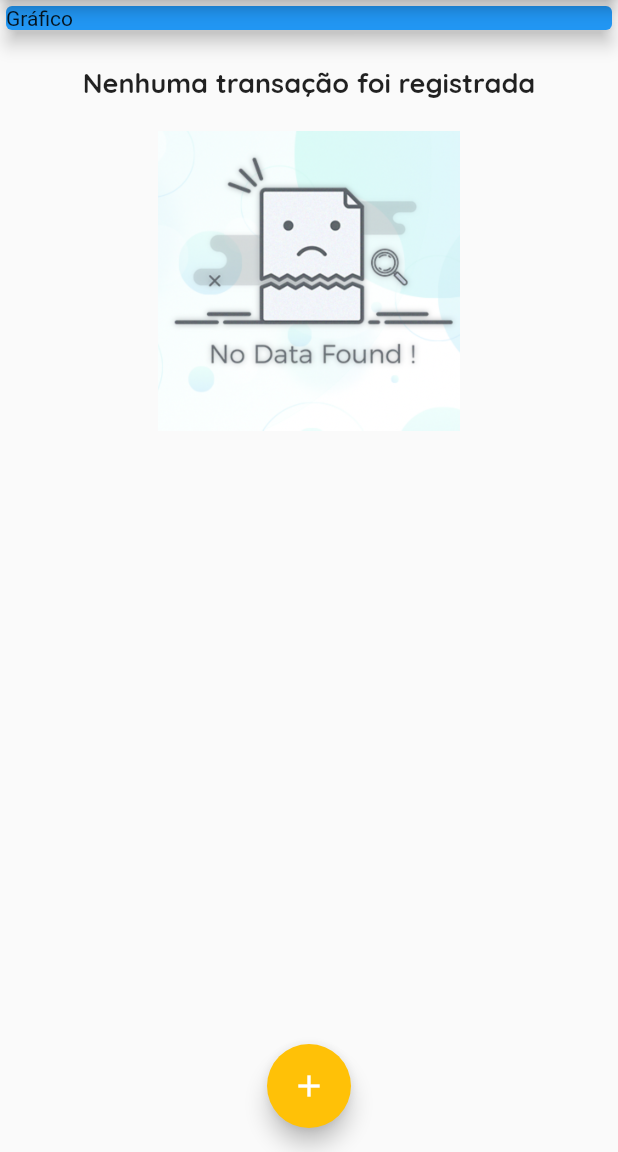
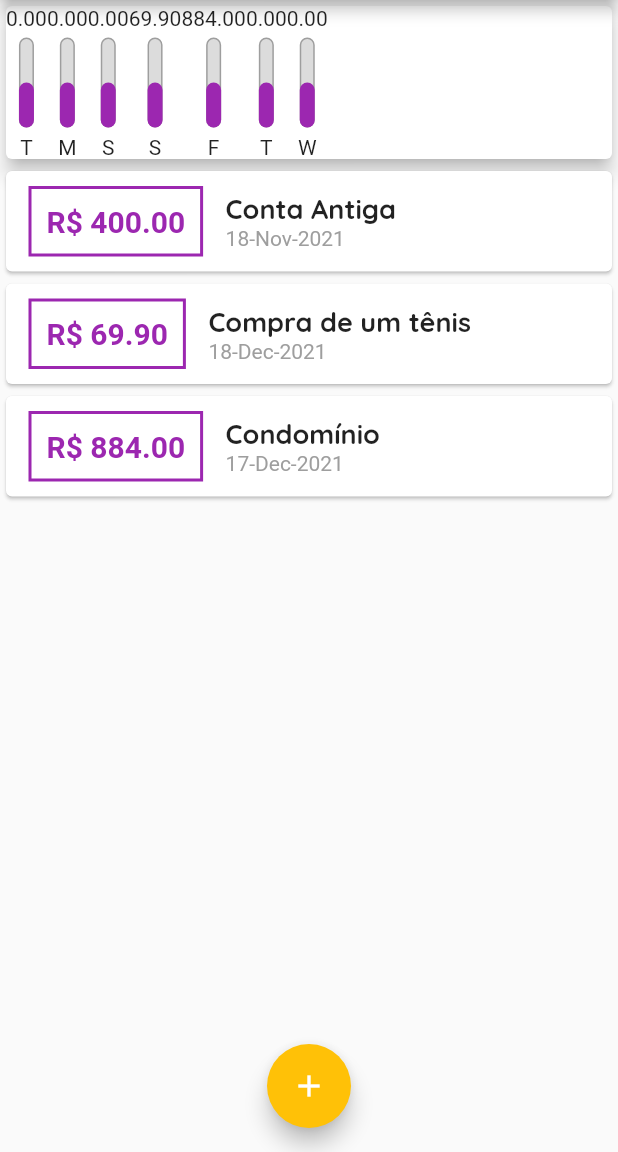
Before and after one commit to adrianoheissig/expenses, a Flutter app: the screen it shows after launch, on a phone screen of 412 x 824 dp, the part 84-1236 px from its top. Run offline on Flutter 3.47's test engine with Material 2 defaults, Android fonts, the phone set to English and light mode, and no system bars.

Commit message:
Montagem do gráfico parte 2

```diff
--- a/lib/components/chart.dart
+++ b/lib/components/chart.dart
@@ -3,13 +3,14 @@
 import 'package:flutter/material.dart';
 import 'package:intl/intl.dart';
 import 'package:expenses/models/transaction.dart';
+import 'package:expenses/components/chart_bar.dart';
 
 class Chart extends StatelessWidget {
   final List<Transaction> recentTransactions;
 
   const Chart(this.recentTransactions);
 
-  List<Map<String, Object>> get groupedTransaction {
+  List<Map<String, Object>> get groupedTransactions {
     return List.generate(7, (index) {
       final weekDay = DateTime.now().subtract(Duration(days: index));
 
@@ -24,6 +25,7 @@ class Chart extends StatelessWidget {
           totalSum += recentTransactions[i].value!;
         }
       }
+
       return {
         'day': DateFormat.E().format(weekDay)[0],
         'value': totalSum,
@@ -36,7 +38,13 @@ class Chart extends StatelessWidget {
     return Card(
       elevation: 5,
       child: Row(
-        children: [],
+        children: groupedTransactions.map((tr) {
+          return ChartBar(
+            label: tr['day'].toString(),
+            value: double.parse(tr['value'].toString()),
+            percentage: 0.5,
+          );
+        }).toList(),
       ),
     );
   }
--- /dev/null
+++ b/lib/components/chart_bar.dart
@@ -0,0 +1,56 @@
+// ignore_for_file: use_key_in_widget_constructors
+
+import 'package:flutter/material.dart';
+
+class ChartBar extends StatelessWidget {
+  final String label;
+  final double value;
+  final double percentage;
+
+  const ChartBar(
+      {required this.label, required this.value, required this.percentage});
+
+  @override
+  Widget build(BuildContext context) {
+    return Column(
+      children: [
+        Text(value.toStringAsFixed(2)),
+        const SizedBox(
+          height: 5,
+        ),
+        Container(
+          height: 60,
+          width: 10,
+          child: Stack(
+            alignment: Alignment.bottomCenter,
+            children: [
+              Container(
+                decoration: BoxDecoration(
+                  border: Border.all(
+                    color: Colors.grey,
+                    width: 1.0,
+                  ),
+                  color: const Color.fromRGBO(220, 220, 220, 1),
+                  borderRadius: BorderRadius.circular(5),
+                ),
+              ),
+              FractionallySizedBox(
+                heightFactor: percentage,
+                child: Container(
+                  decoration: BoxDecoration(
+                    color: Theme.of(context).primaryColor,
+                    borderRadius: BorderRadius.circular(5),
+                  ),
+                ),
+              )
+            ],
+          ),
+        ),
+        const SizedBox(
+          height: 5,
+        ),
+        Text(label),
+      ],
+    );
+  }
+}
--- a/lib/main.dart
+++ b/lib/main.dart
@@ -6,6 +6,7 @@ import 'dart:math';
 import 'package:expenses/models/transaction.dart';
 import 'package:expenses/components/transaction_list.dart';
 import 'package:expenses/components/transaction_form.dart';
+import 'package:expenses/components/chart.dart';
 
 void main() => runApp(ExpensesApp());
 
@@ -46,7 +47,26 @@ class MyHome extends StatefulWidget {
 }
 
 class _MyHomeState extends State<MyHome> {
-  final List<Transaction> _transactions = [];
+  final List<Transaction> _transactions = [
+    Transaction(
+      id: 't0',
+      title: 'Conta Antiga',
+      value: 400.00,
+      date: DateTime.now().subtract(const Duration(days: 33)),
+    ),
+    Transaction(
+      id: 't1',
+      title: 'Compra de um tênis',
+      value: 69.90,
+      date: DateTime.now().subtract(const Duration(days: 3)),
+    ),
+    Transaction(
+      id: 't2',
+      title: 'Condomínio',
+      value: 884.00,
+      date: DateTime.now().subtract(const Duration(days: 4)),
+    ),
+  ];
 
   _addTransaction(String title, double value) {
     final newTransaction = Transaction(
@@ -69,6 +89,12 @@ class _MyHomeState extends State<MyHome> {
         });
   }
 
+  List<Transaction> get _recentTransactions {
+    return _transactions.where((tr) {
+      return tr.date!.isAfter(DateTime.now().subtract(const Duration(days: 7)));
+    }).toList();
+  }
+
   @override
   Widget build(BuildContext context) {
     return Scaffold(
@@ -86,15 +112,7 @@ class _MyHomeState extends State<MyHome> {
           // mainAxisAlignment: MainAxisAlignment.spaceAround,
           crossAxisAlignment: CrossAxisAlignment.stretch,
           children: [
-            // ignore: sized_box_for_whitespace
-            Container(
-              width: double.infinity,
-              child: const Card(
-                color: Colors.blue,
-                elevation: 5,
-                child: Text('Gráfico'),
-              ),
-            ),
+            Chart(_recentTransactions),
             TransactionList(_transactions),
           ],
         ),
```
